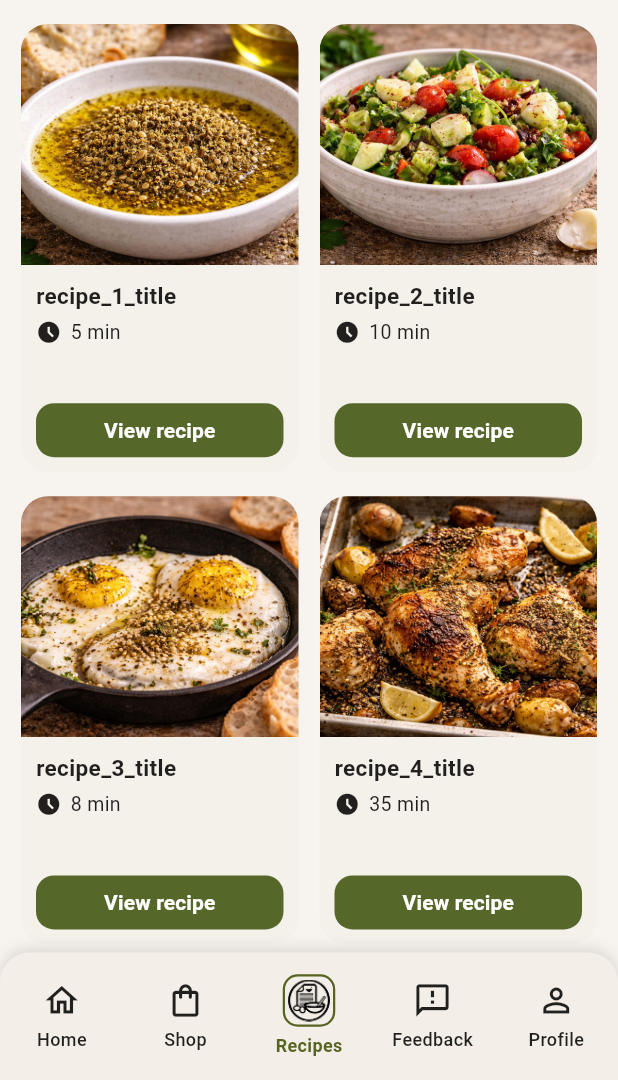
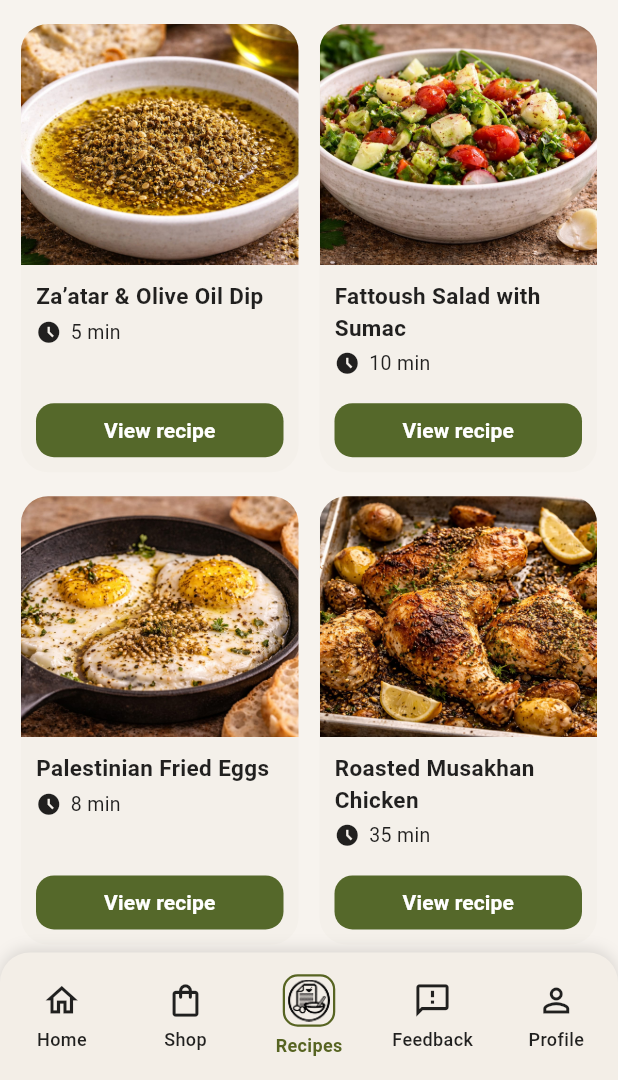
Before and after one commit to OrangeAndH/alard_app, a Flutter app: the MainScreen screen opened directly, item 3 of the bottom bar chosen, on a phone screen of 412 x 824 dp, the part 156-1236 px from its top. Run offline on Flutter 3.47's test engine with Material 3 defaults, Android fonts, the phone set to English and light mode, and no system bars; our stand-ins replace image_cropper, image_picker; accounts and stored records are empty.

Commit message:
feat: implement core app UI screens, authentication service, and product data structure

```diff
--- a/lib/l10n/app_translations.dart
+++ b/lib/l10n/app_translations.dart
@@ -92,17 +92,18 @@ class AppTranslations {
       'shop_trending_searches': 'Trending Searches',
       'shop_best': 'Best',
       'shop_regular_price': 'Regular Price',
+      'shop_from': 'From',
       'shop_cart_empty': 'Your cart is empty',
       'shop_add_to_cart': 'Add to Cart',
       'shop_heritage_subtitle': "Al'Ard: Pure Authentic Palestinian Heritage - Available Worldwide",
       'shop_filter_category': 'Filter by Product Category',
       'shop_clear': 'Clear',
       'shop_showing_results': 'Showing results for',
+      'product_select_size': 'Select Size',
+      'product_total_price': 'Total Price',
       'product_add_more': 'Add More',
       'product_add_to_cart': 'Add to Cart',
       'product_added_to_cart': 'added to cart',
-      'product_select_size': 'Select Size',
-      'product_total_price': 'Total Price',
       'product_best_seller': 'Best Seller',
       'product_ratings_count': '(Ratings)',
       'product_about': 'About this product',
@@ -189,6 +190,64 @@ class AppTranslations {
       'recipes_ingredients': 'Ingredients',
       'recipes_steps': 'Steps',
       'recipes_no_results': 'No recipes found',
+      'feedback_add_title': 'Share Your Experience',
+      'feedback_from_profile': 'From your profile',
+      'feedback_write_hint': 'Write your feedback here...',
+      'feedback_rating_label': 'Rating:',
+      'feedback_add_button': 'Submit',
+      'feedback_success': 'Thank you for your feedback!',
+      'feedback_customer_feedback': 'Customer Feedback',
+      'feedback_all_countries': 'All Countries',
+      'recipe_1_title': 'Za’atar & Olive Oil Dip',
+      'recipe_1_desc': 'The classic Palestinian breakfast staple. Simple, authentic, and incredibly healthy.',
+      'recipe_1_ing_1': '2 tbsp Al’Ard Za’atar',
+      'recipe_1_ing_2': '4 tbsp Al’Ard Extra Virgin Olive Oil',
+      'recipe_1_ing_3': 'Freshly baked bread (Taboon or Pita)',
+      'recipe_1_ing_4': 'Sliced tomatoes and cucumbers (optional)',
+      'recipe_1_step_1': 'Pour the olive oil into a small shallow bowl.',
+      'recipe_1_step_2': 'Place the za’atar in a separate small bowl.',
+      'recipe_1_step_3': 'Dip a piece of bread first into the oil, then into the za’atar, and enjoy!',
+      'recipe_2_title': 'Fattoush Salad with Sumac',
+      'recipe_2_desc': 'A refreshing Levantine salad with a zesty sumac dressing and crunchy pita.',
+      'recipe_2_ing_1': '1 head Romaine lettuce',
+      'recipe_2_ing_2': '2 medium tomatoes',
+      'recipe_2_ing_3': '1 tbsp Al’Ard Sumac',
+      'recipe_2_ing_4': '3 tbsp Al’Ard Extra Virgin Olive Oil',
+      'recipe_2_ing_5': 'Toasted pita bread chips',
+      'recipe_2_step_1': 'Chop the vegetables and mix them in a large bowl.',
+      'recipe_2_step_2': 'Whisk olive oil, lemon juice, and sumac for the dressing.',
+      'recipe_2_step_3': 'Toss the salad with the dressing.',
+      'recipe_2_step_4': 'Add pita chips just before serving to keep them crunchy.',
+      'recipe_3_title': 'Palestinian Fried Eggs',
+      'recipe_3_desc': 'Fried eggs elevated with Al’Ard Za’atar and premium olive oil.',
+      'recipe_3_ing_1': '2 large organic eggs',
+      'recipe_3_ing_2': '2 tbsp Al’Ard Extra Virgin Olive Oil',
+      'recipe_3_ing_3': '1 tsp Al’Ard Za’atar',
+      'recipe_3_ing_4': 'Pinch of salt',
+      'recipe_3_step_1': 'Heat olive oil in a skillet over medium heat.',
+      'recipe_3_step_2': 'Crack the eggs into the skillet.',
+      'recipe_3_step_3': 'Sprinkle za’atar and salt over the eggs.',
+      'recipe_3_step_4': 'Cook until the whites are set but yolks are still runny.',
+      'recipe_4_title': 'Roasted Musakhan Chicken',
+      'recipe_4_desc': 'A simplified version of the national dish of Palestine, rich with sumac and onions.',
+      'recipe_4_ing_1': '4 Chicken drumsticks/thighs',
+      'recipe_4_ing_2': '1/4 cup Al’Ard Extra Virgin Olive Oil',
+      'recipe_4_ing_3': '3 tbsp Al’Ard Sumac',
+      'recipe_4_ing_4': '2 large onions, sliced',
+      'recipe_4_step_1': 'Marinate chicken with olive oil, sumac, salt, and pepper.',
+      'recipe_4_step_2': 'Sauté onions in olive oil until soft and translucent.',
+      'recipe_4_step_3': 'Place chicken over onions in a baking dish.',
+      'recipe_4_step_4': 'Roast at 200°C for 35-40 minutes until golden brown.',
+      'recipe_cat_all': 'All',
+      'recipe_cat_olive_oil': 'Olive Oil',
+      'recipe_cat_zaatar': 'Zaatar',
+      'recipe_cat_sumac': 'Sumac',
+      'recipe_cat_tahini': 'Tahini',
+      'recipe_cat_freekeh': 'Freekeh',
+      'recipe_cat_maftoul': 'Maftoul',
+      'recipe_cat_black_seed': 'Black Seed',
+      'recipes_try_items': 'Try searching for ingredients like "Olive Oil" or "Zaatar".',
+      'recipe_details_title': 'Recipe Details',
     },
     'ar': {
       'settings': 'الإعدادات',
@@ -282,17 +341,18 @@ class AppTranslations {
       'shop_trending_searches': 'عمليات البحث الشائعة',
       'shop_best': 'الأفضل',
       'shop_regular_price': 'السعر العادي',
+      'shop_from': 'يبدأ من',
       'shop_cart_empty': 'سلة المشتريات فارغة',
       'shop_add_to_cart': 'أضف إلى السلة',
       'shop_heritage_subtitle': 'الأرض: تراث فلسطيني أصيل - متوفر في جميع أنحاء العالم',
       'shop_filter_category': 'تصفية حسب الفئة',
       'shop_clear': 'مسح',
       'shop_showing_results': 'عرض النتائج لـ',
+      'product_select_size': 'اختر الحجم',
+      'product_total_price': 'إجمالي السعر',
       'product_add_more': 'إضافة المزيد',
       'product_add_to_cart': 'أضف إلى السلة',
       'product_added_to_cart': 'تمت إضافتها للسلة',
-      'product_select_size': 'اختر الحجم',
-      'product_total_price': 'السعر الإجمالي',
       'product_best_seller': 'الأكثر مبيعاً',
       'product_ratings_count': '(تقييمات)',
       'product_about': 'عن هذا المنتج',
@@ -379,6 +439,64 @@ class AppTranslations {
       'recipes_ingredients': 'المكونات',
       'recipes_steps': 'الخطوات',
       'recipes_no_results': 'لم يتم العثور على وصفات',
+      'feedback_add_title': 'شاركنا تجربتك',
+      'feedback_from_profile': 'من ملفك الشخصي',
+      'feedback_write_hint': 'اكتب رأيك هنا...',
+      'feedback_rating_label': 'التقييم:',
+      'feedback_add_button': 'إرسال',
+      'feedback_success': 'شكراً جزيلاً لرأيك!',
+      'feedback_customer_feedback': 'آراء العملاء',
+      'feedback_all_countries': 'كل الدول',
+      'recipe_1_title': 'غموس الزعتر وزيت الزيتون',
+      'recipe_1_desc': 'الفطور الفلسطيني التقليدي. بسيط، أصيل، وصحي للغاية.',
+      'recipe_1_ing_1': '2 ملعقة كبيرة زعتر الأرض',
+      'recipe_1_ing_2': '4 ملعقة كبيرة زيت زيتون الأرض بكر ممتاز',
+      'recipe_1_ing_3': 'خبز طازج (طابون أو كماج)',
+      'recipe_1_ing_4': 'شرائح طماطم وخيار (اختياري)',
+      'recipe_1_step_1': 'اسكب زيت الزيتون في طبق صغير.',
+      'recipe_1_step_2': 'ضع الزعتر في طبق صغير منفصل.',
+      'recipe_1_step_3': 'اغمس قطعة من الخبز أولاً في الزيت، ثم في الزعتر، واستمتع!',
+      'recipe_2_title': 'سلطة الفتوش بالسماق',
+      'recipe_2_desc': 'سلطة مشرقية منعشة مع تتبيلة السماق والخبز المقرمش.',
+      'recipe_2_ing_1': 'رأس خس روماني',
+      'recipe_2_ing_2': '2 حبة طماطم متوسطة',
+      'recipe_2_ing_3': '1 ملعقة كبيرة سماق الأرض',
+      'recipe_2_ing_4': '3 ملعقة كبيرة زيت زيتون الأرض',
+      'recipe_2_ing_5': 'خبز بيتا محمص',
+      'recipe_2_step_1': 'قطع الخضار واخلطها في وعاء كبير.',
+      'recipe_2_step_2': 'اخفق زيت الزيتون وعصير الليمون والسماق للتتبيلة.',
+      'recipe_2_step_3': 'قلب السلطة مع التتبيلة.',
+      'recipe_2_step_4': 'أضف قطع الخبز قبل التقديم مباشرة لتبقى مقرمشة.',
+      'recipe_3_title': 'بيض مقلي على الطريقة الفلسطينية',
+      'recipe_3_desc': 'بيض مقلي بلمسة من زعتر الأرض وزيت الزيتون الفاخر.',
+      'recipe_3_ing_1': '2 بيضة عضوية كبيرة',
+      'recipe_3_ing_2': '2 ملعقة كبيرة زيت زيتون الأرض',
+      'recipe_3_ing_3': '1 ملعقة صغيرة زعتر الأرض',
+      'recipe_3_ing_4': 'رشة ملح',
+      'recipe_3_step_1': 'سخن زيت الزيتون في مقلاة على نار متوسطة.',
+      'recipe_3_step_2': 'اكسر البيض في المقلاة.',
+      'recipe_3_step_3': 'رش الزعتر والملح فوق البيض.',
+      'recipe_3_step_4': 'اطهوه حتى يجمد البياض ويبقى الصفار سائلاً.',
+      'recipe_4_title': 'دجاج مسخن مشوي',
+      'recipe_4_desc': 'نسخة مبسطة من الطبق الوطني الفلسطيني، غنية بالسماق والبصل.',
+      'recipe_4_ing_1': '4 قطع دجاج (أفخاذ أو صدور)',
+      'recipe_4_ing_2': '1/4 كوب زيت زيتون الأرض',
+      'recipe_4_ing_3': '3 ملعقة كبيرة سماق الأرض',
+      'recipe_4_ing_4': '2 حبة بصل كبيرة مقطعة شرائح',
+      'recipe_4_step_1': 'تبل الدجاج بزيت الزيتون والسماق والملح والفلفل.',
+      'recipe_4_step_2': 'شوح البصل في زيت الزيتون حتى يذبل.',
+      'recipe_4_step_3': 'ضع الدجاج فوق البصل في طبق الفرن.',
+      'recipe_4_step_4': 'اشوه في الفرن على حرارة 200 درجة لمدة 35-40 دقيقة.',
+      'recipe_cat_all': 'الكل',
+      'recipe_cat_olive_oil': 'زيت زيتون',
+      'recipe_cat_zaatar': 'زعتر',
+      'recipe_cat_sumac': 'سماق',
+      'recipe_cat_tahini': 'طحينة',
+      'recipe_cat_freekeh': 'فريكة',
+      'recipe_cat_maftoul': 'مفتول',
+      'recipe_cat_black_seed': 'حبة البركة',
+      'recipes_try_items': 'جرب البحث عن مكونات مثل "زيت زيتون" أو "زعتر".',
+      'recipe_details_title': 'تفاصيل الوصفة',
     }
   };
 }
--- a/lib/screens/home/home_screen.dart
+++ b/lib/screens/home/home_screen.dart
@@ -430,7 +430,7 @@ class _HomeScreenState extends State<HomeScreen> {
 
                         if (item.closeOnly) return;
 
-                        Future.delayed(const Duration(milliseconds: 120), () {
+                        Future.delayed(const Duration(milliseconds: 40), () {
                           _goToShopFilter(
                             category: item.category,
                             query: item.query,
--- a/lib/screens/info/feedback_screen.dart
+++ b/lib/screens/info/feedback_screen.dart
@@ -352,7 +352,7 @@ class _FeedbackScreenState extends State<FeedbackScreen> {
     required double contentWidth,
     required String profileName,
   }) {
-    final isSmall = contentWidth < 360;
+    final isSmall = contentWidth < 415;
 
     return Container(
       width: double.infinity,
--- a/lib/screens/main_screen.dart
+++ b/lib/screens/main_screen.dart
@@ -19,8 +19,6 @@ class _MainScreenState extends State<MainScreen> {
 
   String _shopCategory = 'All';
   String _shopQuery = '';
-  int _shopRefreshKey = 0;
-
   void _goToHome() {
     AppStateScope.of(context).setSelectedIndex(0);
   }
@@ -29,9 +27,10 @@ class _MainScreenState extends State<MainScreen> {
     String category = 'All',
     String query = '',
   }) {
-    _shopCategory = category;
-    _shopQuery = query;
-    _shopRefreshKey++;
+    setState(() {
+      _shopCategory = category;
+      _shopQuery = query;
+    });
     AppStateScope.of(context).setSelectedIndex(1);
   }
 
@@ -46,13 +45,11 @@ class _MainScreenState extends State<MainScreen> {
         ),
         state.currentUser?.isTrader == true
             ? TraderShopScreen(
-                key: ValueKey('shop-$_shopRefreshKey-$_shopCategory-$_shopQuery'),
                 initialCategory: _shopCategory,
                 initialQuery: _shopQuery,
                 onGoHome: _goToHome,
               )
             : ShopScreen(
-                key: ValueKey('shop-$_shopRefreshKey-$_shopCategory-$_shopQuery'),
                 initialCategory: _shopCategory,
                 initialQuery: _shopQuery,
                 onGoHome: _goToHome,
@@ -152,9 +149,10 @@ class _MainScreenState extends State<MainScreen> {
     return GestureDetector(
       onTap: () {
         if (index == 1) {
-          _shopCategory = 'All';
-          _shopQuery = '';
-          _shopRefreshKey++;
+          setState(() {
+            _shopCategory = 'All';
+            _shopQuery = '';
+          });
         }
         state.setSelectedIndex(index);
       },
--- a/lib/screens/shop/shop_screen.dart
+++ b/lib/screens/shop/shop_screen.dart
@@ -119,7 +119,7 @@ class _ShopScreenState extends State<ShopScreen> {
                         backgroundColor: _cream,
                         onRefresh: () async {
                           // Simulate network delay for frontend UX
-                          await Future.delayed(const Duration(seconds: 1));
+                          await Future.delayed(const Duration(milliseconds: 400));
                           setState(() {});
                         },
                         child: SingleChildScrollView(
@@ -635,7 +635,7 @@ class _ShopScreenState extends State<ShopScreen> {
             ],
             const SizedBox(height: 2),
             Text(
-              state.getFormattedPrice(product.price),
+              '${product.variants != null && product.variants!.isNotEmpty ? "${state.t('shop_from')} " : ""}${state.getFormattedPrice(product.price)}',
               textAlign: TextAlign.center,
               maxLines: 1,
               overflow: TextOverflow.ellipsis,
```
Also changed, not shown: assets/data/products.json (+11 -2 lines), lib/screens/shop/product_detail_screen.dart (+110 -87 lines), lib/services/auth_service.dart (+6 -5 lines).
